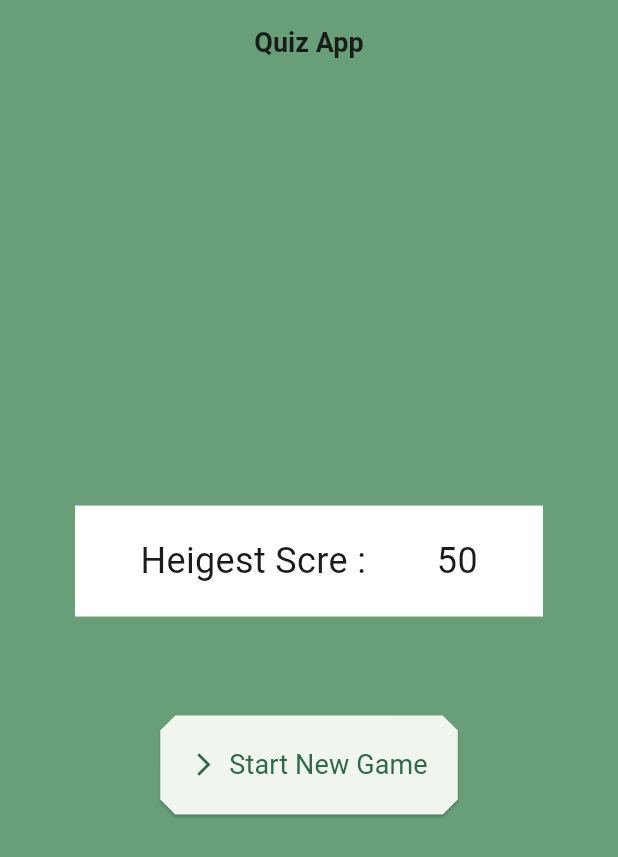
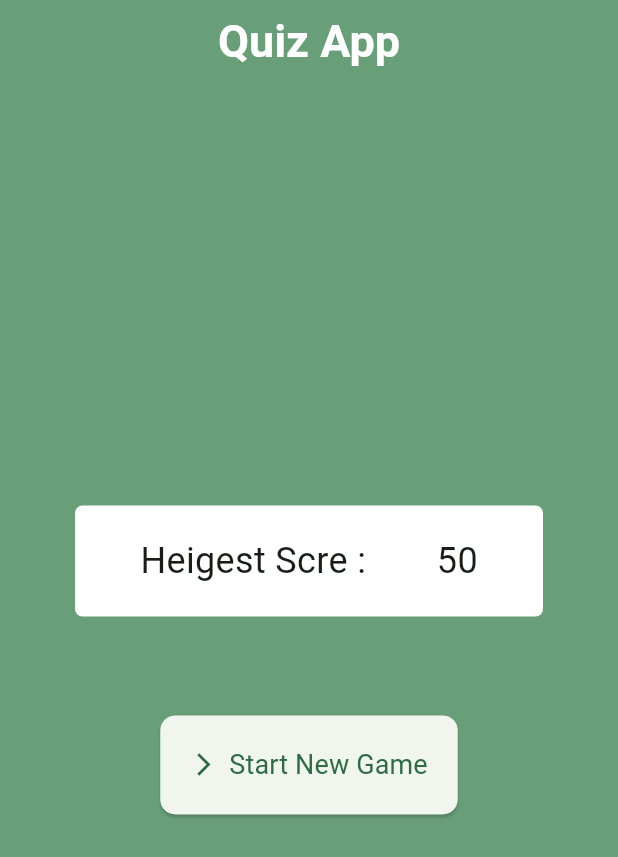
Before and after one commit to codereyamin/quiz_app, a Flutter app: the screen it shows after launch, on a phone screen of 412 x 824 dp. Shown: the top 857 px of the screen. Run offline on Flutter 3.47's test engine with Material 3 defaults, Android fonts, the phone set to English and light mode, and no system bars; our stand-ins replace get.

Commit message:
add alert dialog & color, font size change

```diff
--- a/lib/app/modules/home/views/home_view.dart
+++ b/lib/app/modules/home/views/home_view.dart
@@ -18,8 +18,9 @@ class HomeView extends GetView<HomeController> {
         title: const AppText(
           text: AppConst.appName,
           fontWeight: FontWeight.bold,
-          minFontSize: 18,
-          maxFontSize: 24,
+          color: AppColor.white,
+          minFontSize: 30,
+          maxFontSize: 40,
         ),
         centerTitle: true,
       ),
@@ -32,8 +33,8 @@ class HomeView extends GetView<HomeController> {
               child: Container(
                 padding: EdgeInsets.all(20),
                 decoration: BoxDecoration(
-                  color: AppColor.white,
-                ),
+                    color: AppColor.white,
+                    borderRadius: BorderRadius.circular(5)),
                 child: Row(
                   mainAxisAlignment: MainAxisAlignment.spaceAround,
                   children: [
@@ -53,7 +54,7 @@ class HomeView extends GetView<HomeController> {
                 icon: Icon(Icons.arrow_forward_ios),
                 style: ElevatedButton.styleFrom(
                     padding: EdgeInsets.all(20),
-                    shape: BeveledRectangleBorder(
+                    shape: RoundedRectangleBorder(
                         borderRadius: BorderRadius.circular(10))),
                 label: AppText(text: "Start New Game")),
           ],
```
Also changed, not shown: lib/app/modules/quiz/views/quiz_view.dart (+54 -1 lines), 1 other file.
